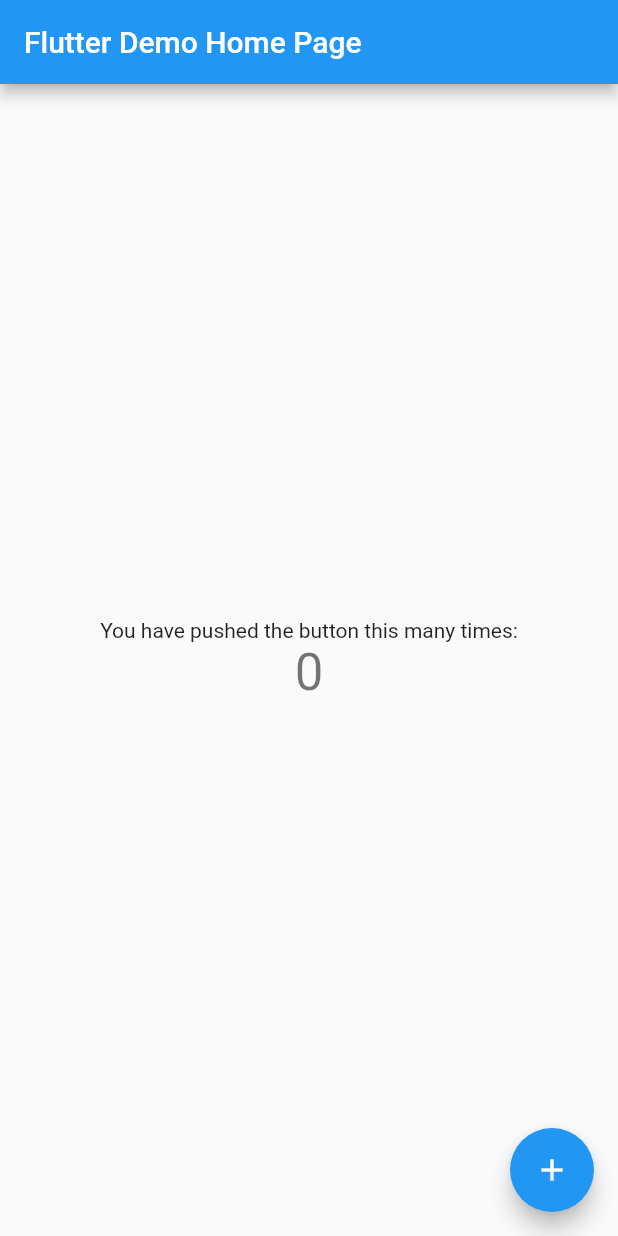
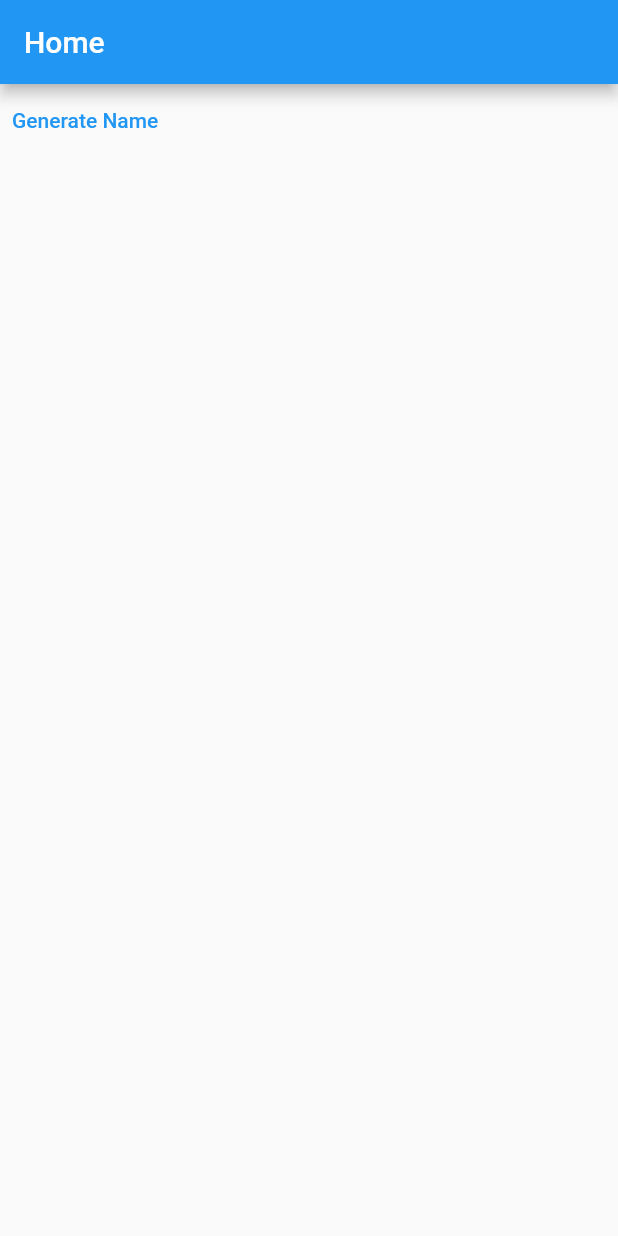
Before and after one commit to mdshadatrahman/testingbloc_vandad, a Flutter app: the screen it shows after launch, on a phone screen of 412 x 824 dp. Run offline on Flutter 3.47's test engine with Material 2 defaults, Android fonts, the phone set to English and light mode, and no system bars; our stand-ins replace bloc.

Commit message:
random name

```diff
--- a/lib/main.dart
+++ b/lib/main.dart
@@ -1,66 +1,81 @@
 import 'package:flutter/material.dart';
+import 'package:bloc/bloc.dart';
+import 'dart:math' as math show Random;
 
 void main() {
-  runApp(const MyApp());
-}
-
-class MyApp extends StatelessWidget {
-  const MyApp({super.key});
-
-  @override
-  Widget build(BuildContext context) {
-    return MaterialApp(
+  runApp(
+    MaterialApp(
       title: 'Flutter Demo',
       theme: ThemeData(
         primarySwatch: Colors.blue,
       ),
-      home: const MyHomePage(title: 'Flutter Demo Home Page'),
-    );
-  }
+      home: const HomePage(),
+    ),
+  );
 }
 
-class MyHomePage extends StatefulWidget {
-  const MyHomePage({super.key, required this.title});
+const names = ['Foo', 'Bar', 'Baz'];
 
-  final String title;
+extension RandomElement<T> on Iterable<T> {
+  T getRandomElement() => elementAt(math.Random().nextInt(length));
+}
+
+class NamesCubit extends Cubit<String?> {
+  NamesCubit() : super(null);
+
+  void pickRandomName() => emit(names.getRandomElement());
+}
+
+class HomePage extends StatefulWidget {
+  const HomePage({super.key});
 
   @override
-  State<MyHomePage> createState() => _MyHomePageState();
+  State<HomePage> createState() => _HomePageState();
 }
 
-class _MyHomePageState extends State<MyHomePage> {
-  int _counter = 0;
+class _HomePageState extends State<HomePage> {
+  late final NamesCubit cubit;
 
-  void _incrementCounter() {
-    setState(() {
-      _counter++;
-    });
+  @override
+  void initState() {
+    super.initState();
+    cubit = NamesCubit();
+    cubit.pickRandomName();
+  }
+
+  @override
+  void dispose() {
+    cubit.close();
+    super.dispose();
   }
 
   @override
   Widget build(BuildContext context) {
     return Scaffold(
       appBar: AppBar(
-        title: Text(widget.title),
+        title: const Text('Home'),
       ),
-      body: Center(
-        child: Column(
-          mainAxisAlignment: MainAxisAlignment.center,
-          children: <Widget>[
-            const Text(
-              'You have pushed the button this many times:',
-            ),
-            Text(
-              '$_counter',
-              style: Theme.of(context).textTheme.headline4,
-            ),
-          ],
-        ),
-      ),
-      floatingActionButton: FloatingActionButton(
-        onPressed: _incrementCounter,
-        tooltip: 'Increment',
-        child: const Icon(Icons.add),
+      body: StreamBuilder<String?>(
+        stream: cubit.stream,
+        builder: (context, snapshot) {
+          final button = TextButton(onPressed: () => cubit.pickRandomName(), child: const Text('Generate Name'));
+
+          switch (snapshot.connectionState) {
+            case ConnectionState.none:
+              return button;
+            case ConnectionState.waiting:
+              return button;
+            case ConnectionState.active:
+              return Column(
+                children: [
+                  Text(snapshot.data ?? 'No name'),
+                  button,
+                ],
+              );
+            case ConnectionState.done:
+              return const SizedBox();
+          }
+        },
       ),
     );
   }
```
Also changed, not shown: 1 other file.
